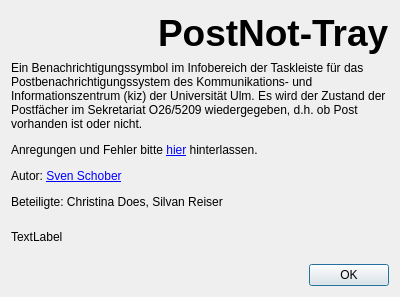
sschober/postnot-tray, file about.ui: the form before one commit.
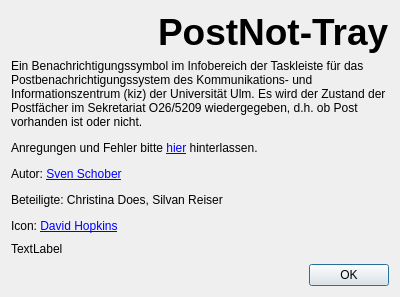
The form after the commit. Icons and pictures are not drawn.

Commit message: Autor des Icons nennen

Patch:
```diff
--- a/about.ui
+++ b/about.ui
@@ -52,7 +52,7 @@
    <item>
     <widget class="QLabel" name="lbText">
      <property name="text">
-      <string>&lt;html&gt;&lt;head/&gt;&lt;body&gt;&lt;p&gt;Ein Benachrichtigungssymbol im Infobereich der Taskleiste für das Postbenachrichtigungssystem des Kommunikations- und Informationszentrum (kiz) der Universität Ulm. Es wird der Zustand der Postfächer im Sekretariat O26/5209 wiedergegeben, d.h. ob Post vorhanden ist oder nicht.&lt;/p&gt;&lt;p&gt;Anregungen und Fehler bitte &lt;a href=&quot;https://github.com/sschober/postnot-tray/issues&quot;&gt;&lt;span style=&quot; text-decoration: underline; color:#0000ff;&quot;&gt;hier&lt;/span&gt;&lt;/a&gt; hinterlassen.&lt;/p&gt;&lt;p&gt;Autor: &lt;a href=&quot;mailto:sven.schober@uni-ulm.de&quot;&gt;&lt;span style=&quot; text-decoration: underline; color:#0000ff;&quot;&gt;Sven Schober&lt;/span&gt;&lt;/a&gt;&lt;/p&gt;&lt;p&gt;Beteiligte: Christina Does, Silvan Reiser&lt;/p&gt;&lt;/body&gt;&lt;/html&gt;</string>
+      <string>&lt;html&gt;&lt;head/&gt;&lt;body&gt;&lt;p&gt;Ein Benachrichtigungssymbol im Infobereich der Taskleiste für das Postbenachrichtigungssystem des Kommunikations- und Informationszentrum (kiz) der Universität Ulm. Es wird der Zustand der Postfächer im Sekretariat O26/5209 wiedergegeben, d.h. ob Post vorhanden ist oder nicht.&lt;/p&gt;&lt;p&gt;Anregungen und Fehler bitte &lt;a href=&quot;https://github.com/sschober/postnot-tray/issues&quot;&gt;&lt;span style=&quot; text-decoration: underline; color:#0000ff;&quot;&gt;hier&lt;/span&gt;&lt;/a&gt; hinterlassen.&lt;/p&gt;&lt;p&gt;Autor: &lt;a href=&quot;mailto:sven.schober@uni-ulm.de&quot;&gt;&lt;span style=&quot; text-decoration: underline; color:#0000ff;&quot;&gt;Sven Schober&lt;/span&gt;&lt;/a&gt;&lt;/p&gt;&lt;p&gt;Beteiligte: Christina Does, Silvan Reiser&lt;/p&gt;&lt;p&gt;Icon: &lt;a href=&quot;http://semlabs.co.uk/&quot;&gt;&lt;span style=&quot; text-decoration: underline; color:#0000ff;&quot;&gt;David Hopkins&lt;/span&gt;&lt;/a&gt;&lt;/p&gt;&lt;/body&gt;&lt;/html&gt;</string>
      </property>
      <property name="textFormat">
       <enum>Qt::RichText</enum>
```
